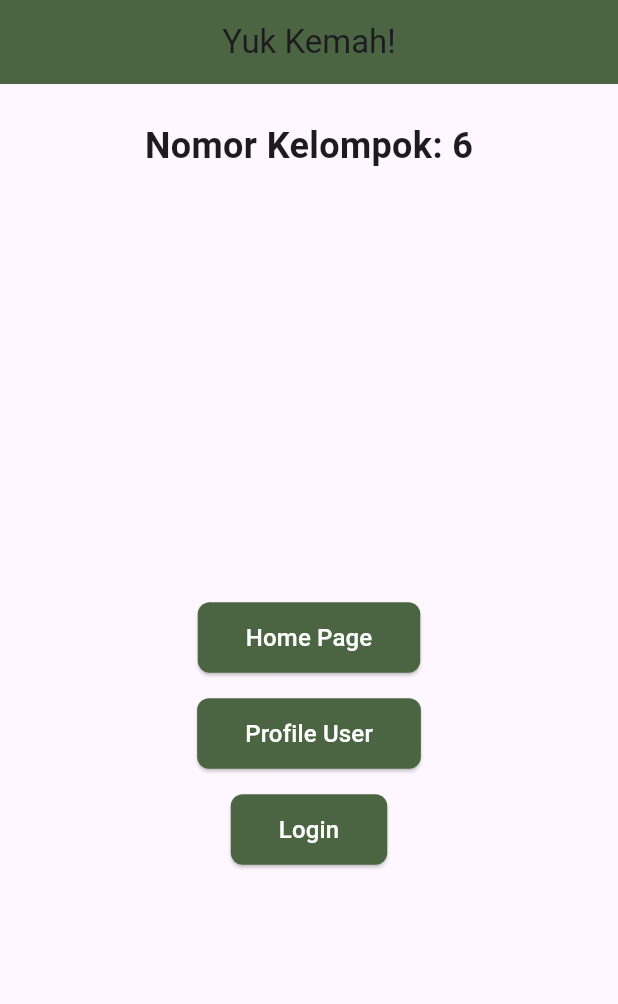
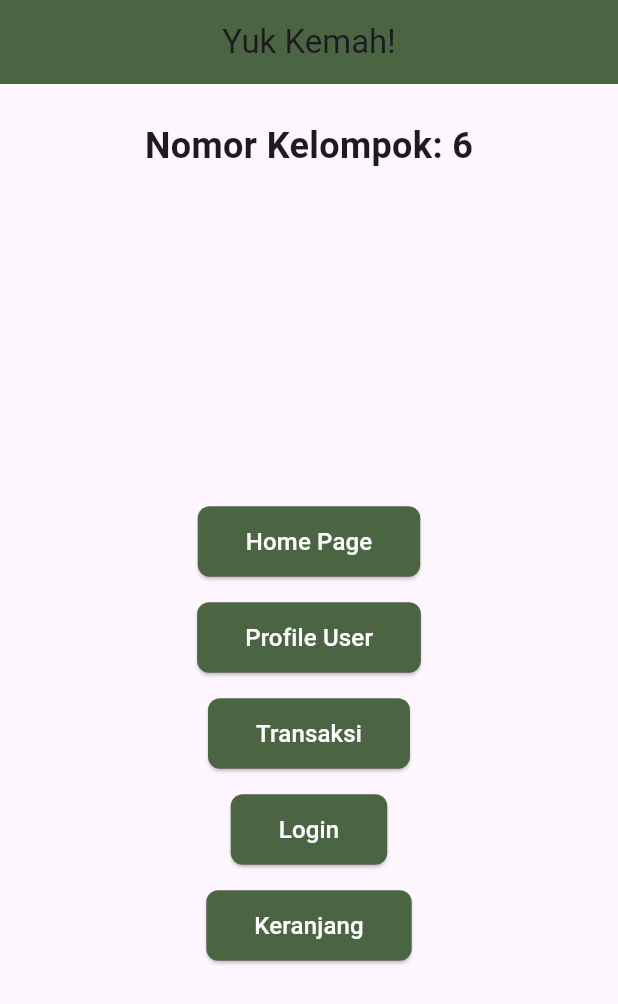
Before and after one commit to Rasendriya-A/PROVIST3, a Flutter app: the screen it shows after launch, on a phone screen of 412 x 824 dp. Shown: the top 1004 px of the screen. Run offline on Flutter 3.47's test engine with Material 3 defaults, Android fonts, the phone set to English and light mode, and no system bars.

Commit message:
main.dart updated, along with transaction interface fixed

```diff
--- a/provis_tugas_3/lib/main.dart
+++ b/provis_tugas_3/lib/main.dart
@@ -1,6 +1,8 @@
 import 'package:flutter/material.dart';
 import 'package:provider/provider.dart';
 import 'package:provis_tugas_3/routes/app_routes.dart';
+import 'package:provis_tugas_3/screens/cart/cart_page.dart';
+import 'package:provis_tugas_3/screens/transaction/transaction_page.dart';
 import 'screens/home/home_page.dart';
 import 'screens/profile/pf_user/profile_screen.dart';
 import 'screens/auth/login_page.dart';
@@ -94,16 +96,21 @@ class NavigationScreen extends StatelessWidget {
                         style: TextStyle(fontSize: 16),
                       ),
                     ),
-                    // const SizedBox(height: 16),
-                    // ElevatedButton(
-                    //   onPressed: () {
-                    //     Navigator.push(
-                    //       context,
-                    //       MaterialPageRoute(builder: (context) => const TransaksiScreen()),
-                    //     );
-                    //   },
-                    //   child: const Text('Transaksi', style: TextStyle(fontSize: 16)),
-                    // ),
+                    const SizedBox(height: 16),
+                    ElevatedButton(
+                      onPressed: () {
+                        Navigator.push(
+                          context,
+                          MaterialPageRoute(
+                            builder: (context) => const TransactionsScreen(),
+                          ),
+                        );
+                      },
+                      child: const Text(
+                        'Transaksi',
+                        style: TextStyle(fontSize: 16),
+                      ),
+                    ),
                     const SizedBox(height: 16),
                     ElevatedButton(
                       onPressed: () {
@@ -119,16 +126,21 @@ class NavigationScreen extends StatelessWidget {
                         style: TextStyle(fontSize: 16),
                       ),
                     ),
-                    // const SizedBox(height: 16),
-                    // ElevatedButton(
-                    //   onPressed: () {
-                    //     Navigator.push(
-                    //       context,
-                    //       MaterialPageRoute(builder: (context) => const KeranjangScreen()),
-                    //     );
-                    //   },
-                    //   child: const Text('Keranjang', style: TextStyle(fontSize: 16)),
-                    // ),
+                    const SizedBox(height: 16),
+                    ElevatedButton(
+                      onPressed: () {
+                        Navigator.push(
+                          context,
+                          MaterialPageRoute(
+                            builder: (context) => const RentalCartPage(),
+                          ),
+                        );
+                      },
+                      child: const Text(
+                        'Keranjang',
+                        style: TextStyle(fontSize: 16),
+                      ),
+                    ),
                   ],
                 ),
               ),
--- a/provis_tugas_3/lib/screens/transaction/transaction_page.dart
+++ b/provis_tugas_3/lib/screens/transaction/transaction_page.dart
@@ -54,6 +54,7 @@ class _TransactionsScreenState extends State<TransactionsScreen> {
       appBar: AppBar(
         title: Text('Transaksi'),
         backgroundColor: Color(0xFF3A5F3A),
+        foregroundColor: Colors.white,
         elevation: 0,
         actions: [
           IconButton(icon: Icon(Icons.search), onPressed: () {}),
--- a/provis_tugas_3/pubspec.yaml
+++ b/provis_tugas_3/pubspec.yaml
@@ -34,7 +34,7 @@ dependencies:
   # The following adds the Cupertino Icons font to your application.
   # Use with the CupertinoIcons class for iOS style icons.
   cupertino_icons: ^1.0.8
-  intl: ^0.18.1
+  intl: ^0.19.0
   provider: ^6.1.1
   flutter_localizations:
     sdk: flutter
```
Also changed, not shown: provis_tugas_3/pubspec.lock.
